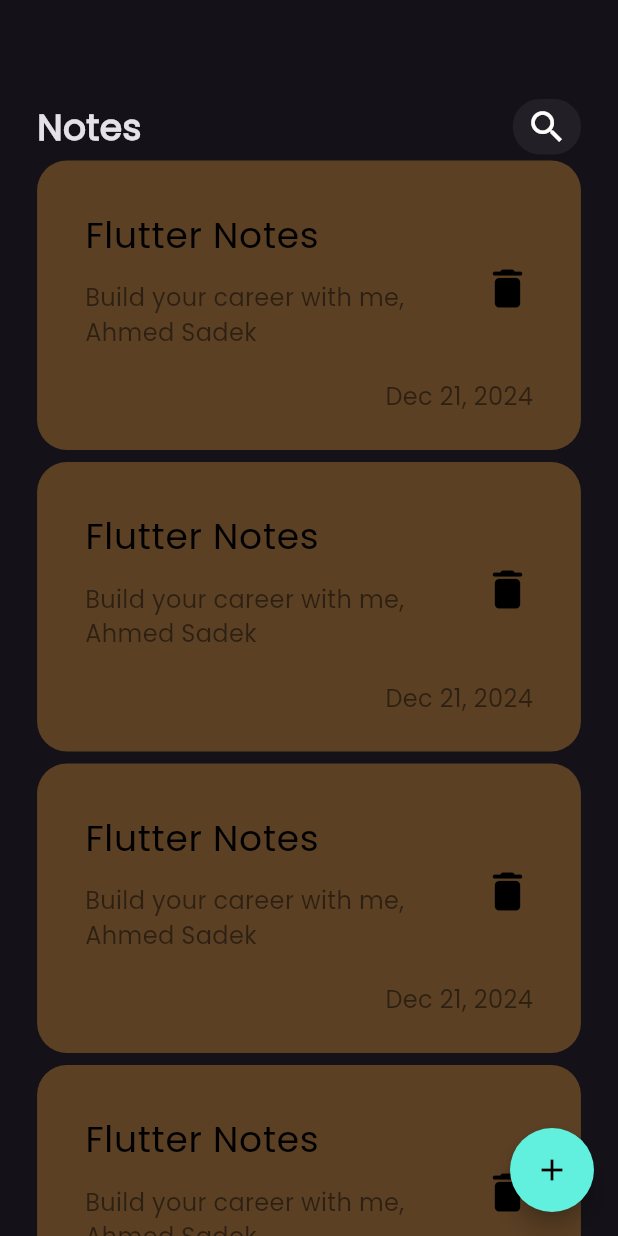
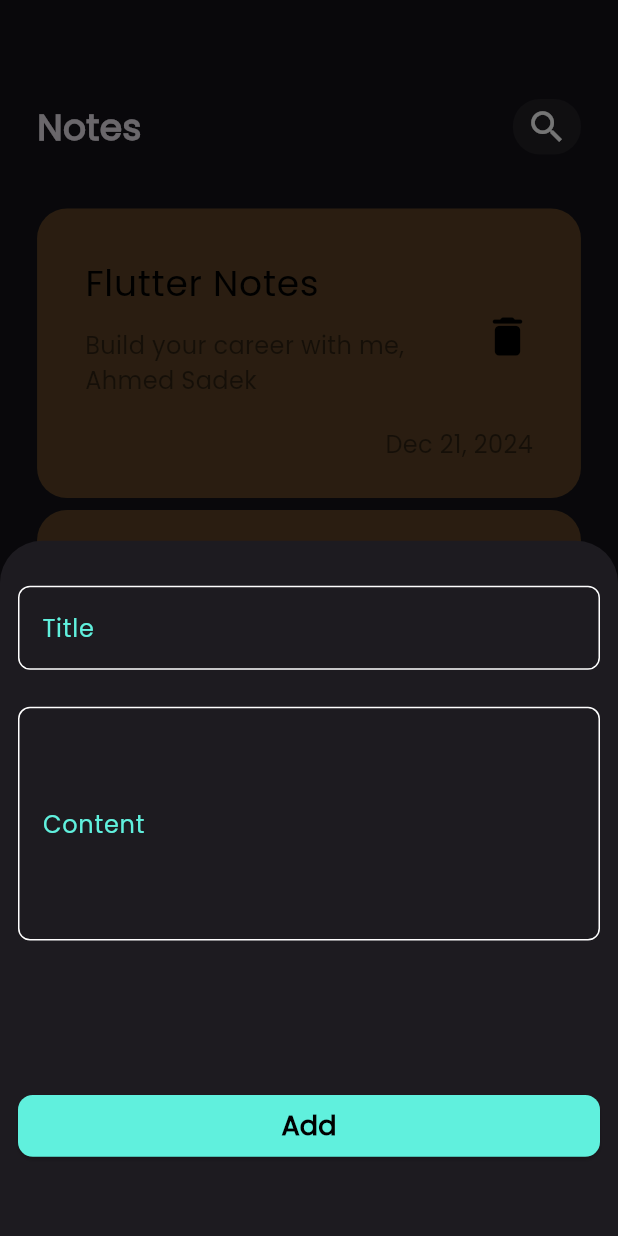
Before and after one commit to ahmedsadek2/note_app, a Flutter app: the screen it shows after launch, after a tap on the "add" icon, on a phone screen of 412 x 824 dp. Run offline on Flutter 3.47's test engine with Material 3 defaults, Android fonts, the phone set to English and light mode, and no system bars.

Commit message:
add modal bottom sheet

```diff
--- a/lib/views/home_view.dart
+++ b/lib/views/home_view.dart
@@ -1,5 +1,7 @@
 import 'package:flutter/material.dart';
 import 'package:notes/views/widgets/note_view_body.dart';
+
+import 'widgets/add_note_sheet.dart';
 
 class HomeView extends StatelessWidget {
   const HomeView({super.key});
@@ -9,7 +11,11 @@ class HomeView extends StatelessWidget {
     return  Scaffold(
       body:const NotesViewBody(),
       floatingActionButton: FloatingActionButton(
-        onPressed: (){},
+        onPressed: (){
+          showModalBottomSheet(
+            context: context,
+            builder:(context) =>const AddNoteBottomSheet(),);
+        },
         backgroundColor: const Color(0xff60f0dd),
         shape: RoundedRectangleBorder(borderRadius: BorderRadius.circular(30)),
         child: const Icon(Icons.add,color: Colors.black,),),
--- /dev/null
+++ b/lib/views/widgets/add_note_sheet.dart
@@ -0,0 +1,39 @@
+import 'package:flutter/material.dart';
+
+import 'custom_text_field.dart';
+
+class AddNoteBottomSheet extends StatelessWidget {
+  const AddNoteBottomSheet({super.key});
+
+  @override
+  Widget build(BuildContext context) {
+    return  Padding(
+      padding: const EdgeInsets.only(top:30,left:12,right: 12),
+      child: Column(
+        mainAxisAlignment:MainAxisAlignment.start,
+        children: [
+          CustomTextField(name: 'Title',onChanged: (data){},),
+          SizedBox(height:MediaQuery.of(context).size.height*0.03 ,),
+          CustomTextField(
+            name: 'Content',
+            onChanged: (data){},
+            padding:  EdgeInsets.symmetric(
+                vertical: MediaQuery.of(context).size.height*0.08,
+                horizontal: MediaQuery.of(context).size.width*0.03),),
+           const Spacer(),
+          ElevatedButton(onPressed: (){},
+            style:ButtonStyle(
+              backgroundColor: const WidgetStatePropertyAll(Color(0xff60f0dd)),
+               fixedSize: WidgetStatePropertyAll(
+                   Size(MediaQuery.of(context).size.width,
+                   MediaQuery.of(context).size.height*0.05)
+               ),
+              shape: WidgetStatePropertyAll(RoundedRectangleBorder(borderRadius: BorderRadius.circular(MediaQuery.sizeOf(context).height*0.012)))
+            ),
+            child: const Text("Add",style: TextStyle(color: Colors.black,fontWeight: FontWeight.bold,fontSize: 18),),),
+           SizedBox(height:MediaQuery.of(context).size.height*0.06 ,)
+        ],
+      ),
+    );
+  }
+}
--- /dev/null
+++ b/lib/views/widgets/custom_text_field.dart
@@ -0,0 +1,49 @@
+import 'package:flutter/material.dart';
+
+class CustomTextField extends StatelessWidget {
+  const CustomTextField({
+    this.isObscure = false,
+    required this.name,
+    super.key,
+    required this.onChanged,
+    this.padding,
+  });
+  final String name;
+
+  final Function(String) onChanged;
+  final bool isObscure;
+ final EdgeInsetsGeometry? padding;
+
+  @override
+  Widget build(BuildContext context) {
+     TextEditingController controller=TextEditingController();
+    return TextFormField(
+      onChanged: onChanged,
+      validator: (data) {
+        if (data!.isEmpty) {
+          return "this field cant be empty";
+        }
+        return null;
+      },
+      obscureText: isObscure,
+      controller: controller,
+      style: const TextStyle(color: Colors.white),
+      cursorColor: Colors.white,
+      decoration: InputDecoration(
+
+        contentPadding: padding,
+          enabledBorder: OutlineInputBorder(
+            borderRadius: BorderRadius.circular(8),
+            borderSide: const BorderSide(color: Colors.white),
+          ),
+          errorBorder: OutlineInputBorder(
+              borderRadius: BorderRadius.circular(8),
+              borderSide: const BorderSide(color: Colors.red)),
+          focusedBorder: OutlineInputBorder(
+              borderRadius: BorderRadius.circular(8),
+              borderSide: const BorderSide(color: Colors.white)),
+          hintText: name,
+          hintStyle: const TextStyle(color: Color(0xff60f0dd))),
+    );
+  }
+}
--- a/lib/views/widgets/notes_list_view.dart
+++ b/lib/views/widgets/notes_list_view.dart
@@ -7,15 +7,19 @@ class NoteItemList extends StatelessWidget {
 
   @override
   Widget build(BuildContext context) {
-    return  ListView.builder(
-      itemBuilder: (context, index) =>const Padding(
-        padding: EdgeInsets.symmetric(vertical: 4),
-        child: NoteItem(),
-      ),
-      itemCount: 4,
-      physics: const BouncingScrollPhysics(),
+    return  Padding(
+      padding: const EdgeInsets.symmetric(vertical: 32),
+      child: ListView.builder(
+        itemBuilder: (context, index) =>const Padding(
+          padding: EdgeInsets.symmetric(vertical: 4),
+          child: NoteItem(),
+        ),
+        itemCount: 8,
+        padding: EdgeInsets.zero,
+        physics: const BouncingScrollPhysics(),
 
 
+      ),
     );
   }
 }
```
